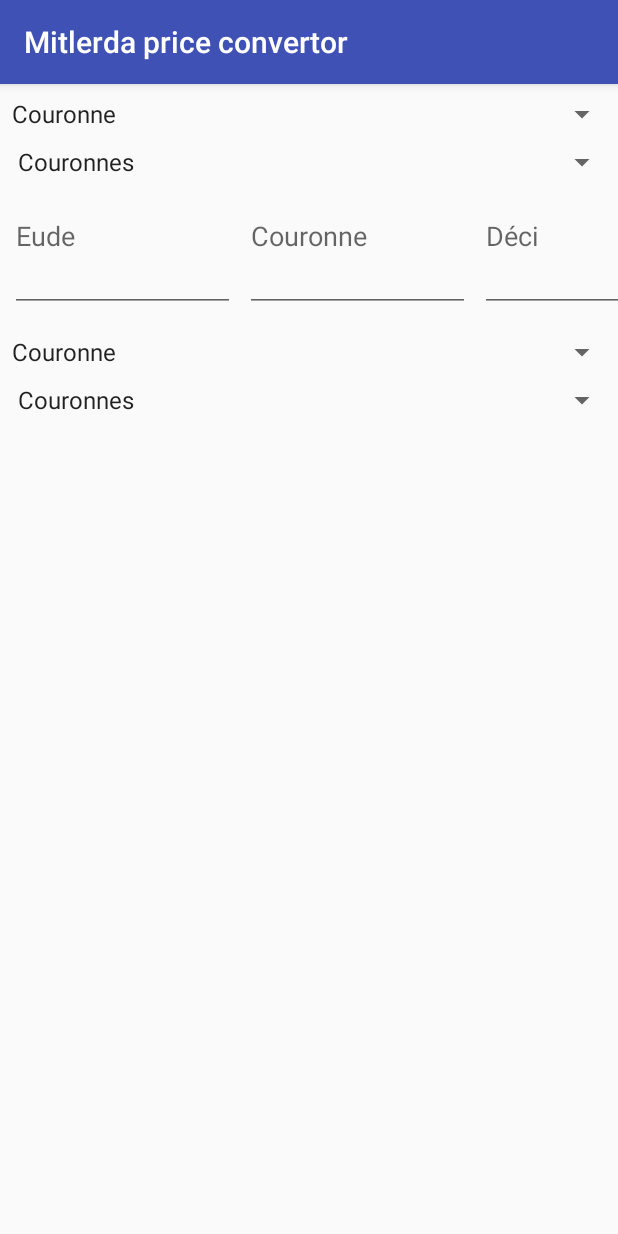
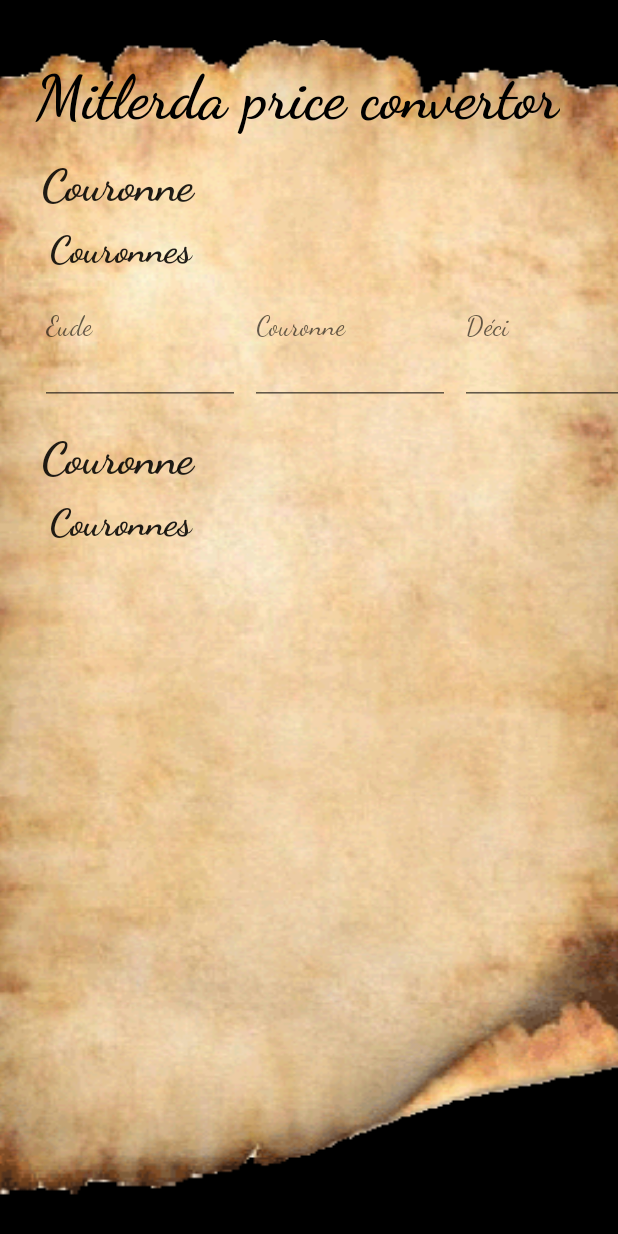
Before and after one commit to Celdin/Mitlerda-price-convertor, an Android app: the screen it shows after launch (MainActivity), on a phone screen of 412 x 824 dp. Run offline under Robolectric (Android 15) with nearby library versions, the phone set to English and light mode, and no system bars.

Commit message:
De jolie design pour les yeux !

```diff
--- a/app/src/main/java/com/mitlerda/aryanne/mitlerdapriceconvertor/MainActivity.java
+++ b/app/src/main/java/com/mitlerda/aryanne/mitlerdapriceconvertor/MainActivity.java
@@ -114,13 +114,13 @@ public class MainActivity extends AppCompatActivity {
         }
 
         ArrayAdapter<String> monaieArrayAdapter = new ArrayAdapter<String>(this,
-                android.R.layout.simple_spinner_item, monnaieStrs);
+                R.layout.spinner_item, monnaieStrs);
         couronneArrayAdapter = new ArrayAdapter<String>(this,
-                android.R.layout.simple_spinner_item, couronneStrs);
+                R.layout.sub_spinner_item, couronneStrs);
         lireArrayAdapter = new ArrayAdapter<String>(this,
-                android.R.layout.simple_spinner_item, lireStrs);
+                R.layout.sub_spinner_item, lireStrs);
         markArrayAdapter = new ArrayAdapter<String>(this,
-                android.R.layout.simple_spinner_item, markStrs);
+                R.layout.sub_spinner_item, markStrs);
 
 
         fromSpinner.setAdapter(monaieArrayAdapter);
--- a/app/src/main/java/com/mitlerda/aryanne/mitlerdapriceconvertor/view/FromEditor.java
+++ b/app/src/main/java/com/mitlerda/aryanne/mitlerdapriceconvertor/view/FromEditor.java
@@ -3,6 +3,8 @@ package com.mitlerda.aryanne.mitlerdapriceconvertor.view;
 import android.content.Context;
 import android.content.res.TypedArray;
 import android.graphics.Rect;
+import android.graphics.Typeface;
+import android.provider.FontsContract;
 import android.support.v7.widget.AppCompatEditText;
 import android.text.Editable;
 import android.text.InputType;
@@ -97,7 +99,7 @@ public class FromEditor extends ViewGroup {
 
     @Override
     protected void onMeasure(int widthMeasureSpec, int heightMeasureSpec) {
-        final int parentWidth = 1100;
+        final int parentWidth = 1000;
         final int parentHeight = 130;
         final int count = getChildCount();
         if(count > 0) {
@@ -121,7 +123,7 @@ public class FromEditor extends ViewGroup {
         if (count > 0) {
             for (int i = 0; i < count; i++) {
                 final View child = getChildAt(i);
-                int x = i * childWidth + ((i + 1) * padding);
+                int x =  i * childWidth + ((i + 1) * padding);
                 int y = padding;
                 child.layout(x, y, x + childWidth, y + childHeight);
             }
@@ -135,6 +137,7 @@ public class FromEditor extends ViewGroup {
         public DivisionEditor(Context context, String hint) {
             super(context);
             setInputType(InputType.TYPE_CLASS_NUMBER);
+            setTypeface(Typeface.create("cursive", Typeface.NORMAL));
             setHint(hint);
         }
 
--- a/app/src/main/res/layout/activity_main.xml
+++ b/app/src/main/res/layout/activity_main.xml
@@ -1,17 +1,44 @@
 <?xml version="1.0" encoding="utf-8"?>
 <RelativeLayout xmlns:android="http://schemas.android.com/apk/res/android"
+    xmlns:app="http://schemas.android.com/apk/res-auto"
     xmlns:tools="http://schemas.android.com/tools"
     android:layout_width="match_parent"
     android:layout_height="match_parent"
     tools:context="com.mitlerda.aryanne.mitlerdapriceconvertor.MainActivity">
 
+    <ImageView
+        android:id="@+id/imageView4"
+        android:layout_width="wrap_content"
+        android:layout_height="wrap_content"
+        android:layout_alignParentBottom="true"
+        android:layout_alignParentLeft="true"
+        android:layout_alignParentRight="true"
+        android:layout_alignParentTop="true"
+        android:layout_alignStart="@+id/from_sub_spinner"
+        android:background="@android:color/black"
+        android:scaleX="1.2"
+        app:srcCompat="@drawable/background" />
+
+    <TextView
+        android:id="@+id/textView"
+        android:layout_width="wrap_content"
+        android:layout_height="wrap_content"
+        android:layout_marginLeft="23dp"
+        android:layout_marginTop="40dp"
+        android:fontFamily="cursive"
+        android:text="@string/app_name"
+        android:textColor="@android:color/black"
+        android:textSize="40sp"
+        android:textStyle="bold" />
+
     <Spinner
         android:id="@+id/from_spinner"
         android:layout_width="match_parent"
         android:layout_height="wrap_content"
-        android:layout_alignParentStart="true"
-        android:layout_alignParentTop="true"
-        android:layout_marginTop="8dp" />
+        android:layout_below="@+id/textView"
+        android:layout_marginLeft="20dp"
+        android:layout_marginRight="20dp"
+        android:layout_marginTop="15dp" />
 
     <Spinner
         android:id="@+id/from_sub_spinner"
@@ -19,7 +46,8 @@
         android:layout_height="wrap_content"
         android:layout_alignParentStart="true"
         android:layout_below="@+id/from_spinner"
-        android:layout_marginLeft="4dp"
+        android:layout_marginLeft="25dp"
+        android:layout_marginRight="20dp"
         android:layout_marginTop="8dp" />
 
     <com.mitlerda.aryanne.mitlerdapriceconvertor.view.FromEditor
@@ -28,6 +56,7 @@
         android:layout_height="wrap_content"
         android:layout_alignParentStart="true"
         android:layout_below="@+id/from_sub_spinner"
+        android:layout_marginLeft="20dp"
         android:layout_marginTop="8dp" />
 
     <Spinner
@@ -36,7 +65,9 @@
         android:layout_height="wrap_content"
         android:layout_alignParentStart="true"
         android:layout_below="@id/from_value"
-        android:layout_marginTop="8dp" />
+        android:layout_marginLeft="20dp"
+        android:layout_marginRight="20dp"
+        android:layout_marginTop="10dp" />
 
     <Spinner
         android:id="@+id/to_sub_spinner"
@@ -44,7 +75,8 @@
         android:layout_height="wrap_content"
         android:layout_alignParentStart="true"
         android:layout_below="@+id/to_spinner"
-        android:layout_marginLeft="4dp"
+        android:layout_marginLeft="25dp"
+        android:layout_marginRight="20dp"
         android:layout_marginTop="8dp" />
 
     <TextView
@@ -55,6 +87,9 @@
         android:layout_below="@+id/to_sub_spinner"
         android:layout_marginStart="29dp"
         android:layout_marginTop="22dp"
+        android:textColor="@android:color/black"
+        android:fontFamily="cursive"
+        android:textSize="25sp"
         android:ems="10" />
 
 </RelativeLayout>
--- /dev/null
+++ b/app/src/main/res/layout/spinner_item.xml
@@ -0,0 +1,12 @@
+<?xml version="1.0" encoding="utf-8"?>
+<TextView xmlns:android="http://schemas.android.com/apk/res/android"
+    android:id="@android:id/text1"
+    style="?android:attr/spinnerItemStyle"
+    android:layout_width="match_parent"
+    android:layout_height="wrap_content"
+    android:ellipsize="marquee"
+    android:fontFamily="cursive"
+    android:singleLine="true"
+    android:textAlignment="inherit"
+    android:textSize="30sp"
+    android:textStyle="bold" />
--- /dev/null
+++ b/app/src/main/res/layout/sub_spinner_item.xml
@@ -0,0 +1,12 @@
+<?xml version="1.0" encoding="utf-8"?>
+<TextView xmlns:android="http://schemas.android.com/apk/res/android"
+    android:id="@android:id/text1"
+    style="?android:attr/spinnerItemStyle"
+    android:layout_width="match_parent"
+    android:layout_height="wrap_content"
+    android:ellipsize="marquee"
+    android:singleLine="true"
+    android:textAlignment="inherit"
+    android:fontFamily="cursive"
+    android:textSize="25sp"
+    android:textStyle="bold" />
--- a/app/src/main/res/values/attrs.xml
+++ /dev/null
@@ -1,11 +0,0 @@
-<?xml version="1.0" encoding="utf-8"?>
-<resources>
-    <declare-styleable name="CustomLayoutLP">
-        <attr name="android:layout_gravity" />
-        <attr name="layout_position">
-            <enum name="middle" value="0" />
-            <enum name="left" value="1" />
-            <enum name="right" value="2" />
-        </attr>
-    </declare-styleable>
-</resources>
--- a/app/src/main/res/values/colors.xml
+++ b/app/src/main/res/values/colors.xml
@@ -1,6 +1,6 @@
 <?xml version="1.0" encoding="utf-8"?>
 <resources>
-    <color name="colorPrimary">#3F51B5</color>
-    <color name="colorPrimaryDark">#303F9F</color>
-    <color name="colorAccent">#FF4081</color>
+    <color name="colorPrimary">#000000</color>
+    <color name="colorPrimaryDark">#000000</color>
+    <color name="colorAccent">#3F51B5</color>
 </resources>
--- a/app/src/main/res/values/styles.xml
+++ b/app/src/main/res/values/styles.xml
@@ -1,7 +1,7 @@
 <resources>
 
     <!-- Base application theme. -->
-    <style name="AppTheme" parent="Theme.AppCompat.Light.DarkActionBar">
+    <style name="AppTheme" parent="Theme.AppCompat.Light.NoActionBar">
         <!-- Customize your theme here. -->
         <item name="colorPrimary">@color/colorPrimary</item>
         <item name="colorPrimaryDark">@color/colorPrimaryDark</item>
```
Also changed, not shown: app/src/main/backgroud-web.png (added), app/src/main/ic_launcher-web.png (added), app/src/main/res/drawable-xxhdpi/background.png (added), app/src/main/res/mipmap-hdpi/ic_launcher.png, app/src/main/res/mipmap-mdpi/ic_launcher.png, app/src/main/res/mipmap-xhdpi/ic_launcher.png, app/src/main/res/mipmap-xxhdpi/ic_launcher.png, app/src/main/res/mipmap-xxxhdpi/ic_launcher.png.
